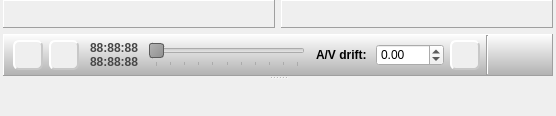
First picture: the form in Homer/forms/Widgets/ParticipantWidget.ui, repository Homer-Conferencing/Homer-Conferencing, before the edit.
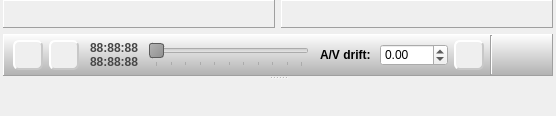
Second picture: the form after the edit. Icons and pictures are not drawn. Custom widgets are drawn as their Qt base class.

Commit message: - per cmd line a video/audio file is accepted now - save GUI space per participant widget: remove additional spacers for audio widget and movie controls - click and move main window - delegate keyPressEvent() calls from main window to the right participant/video window to allow shortcuts also in non fullscreen mode - audio/video widgets: don't wait 100 ms if media source is network based

Diff of the .ui file:
```diff
--- a/Homer/forms/Widgets/ParticipantWidget.ui
+++ b/Homer/forms/Widgets/ParticipantWidget.ui
@@ -133,7 +133,7 @@
           <property name="frameShadow">
            <enum>QFrame::Raised</enum>
           </property>
-          <layout class="QHBoxLayout" name="horizontalLayout_4" stretch="10,0,0,0,1">
+          <layout class="QHBoxLayout" name="horizontalLayout_4" stretch="10,0,0,1">
            <property name="leftMargin">
             <number>9</number>
            </property>
@@ -160,7 +160,7 @@
              <property name="frameShadow">
               <enum>QFrame::Raised</enum>
              </property>
-             <layout class="QHBoxLayout" name="horizontalLayout_2" stretch="0,0,0,0,0,1,0,0">
+             <layout class="QHBoxLayout" name="horizontalLayout_2" stretch="0,0,0,0,0,1,0">
               <property name="margin">
                <number>0</number>
               </property>
@@ -580,22 +580,6 @@
                 </property>
                </widget>
               </item>
-              <item>
-               <spacer name="horizontalSpacer_8">
-                <property name="orientation">
-                 <enum>Qt::Horizontal</enum>
-                </property>
-                <property name="sizeType">
-                 <enum>QSizePolicy::MinimumExpanding</enum>
-                </property>
-                <property name="sizeHint" stdset="0">
-                 <size>
-                  <width>5</width>
-                  <height>20</height>
-                 </size>
-                </property>
-               </spacer>
-              </item>
               <item>
                <widget class="QFrame" name="mAVDriftFrame">
                 <property name="frameShape">
@@ -608,6 +592,22 @@
                  <property name="margin">
                   <number>0</number>
                  </property>
+                 <item>
+                  <spacer name="horizontalSpacer_8">
+                   <property name="orientation">
+                    <enum>Qt::Horizontal</enum>
+                   </property>
+                   <property name="sizeType">
+                    <enum>QSizePolicy::MinimumExpanding</enum>
+                   </property>
+                   <property name="sizeHint" stdset="0">
+                    <size>
+                     <width>5</width>
+                     <height>20</height>
+                    </size>
+                   </property>
+                  </spacer>
+                 </item>
                  <item>
                   <widget class="QLabel" name="label">
                    <property name="font">
@@ -690,22 +690,6 @@
              </property>
             </widget>
            </item>
-           <item>
-            <spacer name="horizontalSpacer">
-             <property name="orientation">
-              <enum>Qt::Horizontal</enum>
-             </property>
-             <property name="sizeType">
-              <enum>QSizePolicy::MinimumExpanding</enum>
-             </property>
-             <property name="sizeHint" stdset="0">
-              <size>
-               <width>5</width>
-               <height>20</height>
-              </size>
-             </property>
-            </spacer>
-           </item>
            <item>
             <widget class="Homer::Gui::AudioWidget" name="mAudioWidget" native="true"/>
            </item>
```
The commit also changes 9 other files.
